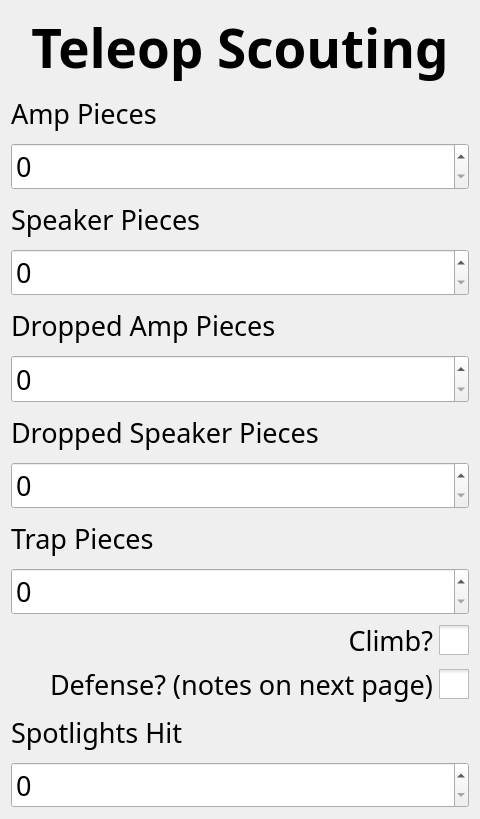
Above: ui/TeleScouting.ui from binex-dsk/QFRCScouter before the change. Below: the same form after it.
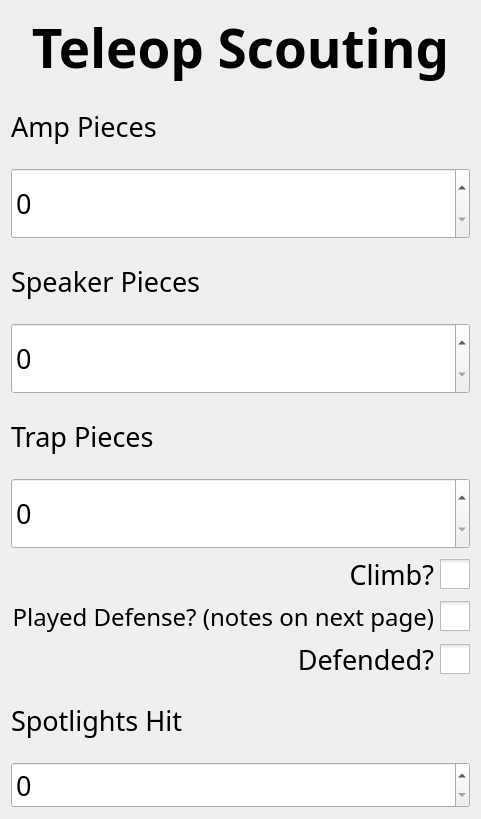
That is the form after the change. Custom widgets are drawn as their Qt base class.

Patch:
```diff
--- a/ui/TeleScouting.ui
+++ b/ui/TeleScouting.ui
@@ -101,64 +101,6 @@
      </property>
     </widget>
    </item>
-   <item>
-    <widget class="QLabel" name="label_4">
-     <property name="font">
-      <font>
-       <family>Noto Sans</family>
-       <pointsize>20</pointsize>
-      </font>
-     </property>
-     <property name="text">
-      <string>Dropped Amp Pieces</string>
-     </property>
-    </widget>
-   </item>
-   <item>
-    <widget class="BetterSpinBox" name="droppedAmpPieces">
-     <property name="sizePolicy">
-      <sizepolicy hsizetype="Minimum" vsizetype="Preferred">
-       <horstretch>0</horstretch>
-       <verstretch>0</verstretch>
-      </sizepolicy>
-     </property>
-     <property name="font">
-      <font>
-       <family>Noto Sans</family>
-       <pointsize>20</pointsize>
-      </font>
-     </property>
-    </widget>
-   </item>
-   <item>
-    <widget class="QLabel" name="label_5">
-     <property name="font">
-      <font>
-       <family>Noto Sans</family>
-       <pointsize>20</pointsize>
-      </font>
-     </property>
-     <property name="text">
-      <string>Dropped Speaker Pieces</string>
-     </property>
-    </widget>
-   </item>
-   <item>
-    <widget class="BetterSpinBox" name="droppedSpeakerPieces">
-     <property name="sizePolicy">
-      <sizepolicy hsizetype="Minimum" vsizetype="Preferred">
-       <horstretch>0</horstretch>
-       <verstretch>0</verstretch>
-      </sizepolicy>
-     </property>
-     <property name="font">
-      <font>
-       <family>Noto Sans</family>
-       <pointsize>20</pointsize>
-      </font>
-     </property>
-    </widget>
-   </item>
    <item>
     <widget class="QLabel" name="label_6">
      <property name="font">
@@ -218,7 +160,7 @@
      <property name="font">
       <font>
        <family>Sans Serif</family>
-       <pointsize>20</pointsize>
+       <pointsize>18</pointsize>
       </font>
      </property>
      <property name="layoutDirection">
@@ -228,7 +170,26 @@
       <string notr="true">QCheckBox::indicator:unchecked { width: 30px; height: 30px; } QCheckBox::indicator:checked { width: 30px; height: 30px; }</string>
      </property>
      <property name="text">
-      <string>Defense? (notes on next page)</string>
+      <string>Played Defense? (notes on next page)</string>
+     </property>
+     <property name="iconSize">
+      <size>
+       <width>40</width>
+       <height>40</height>
+      </size>
+     </property>
+    </widget>
+   </item>
+   <item>
+    <widget class="QCheckBox" name="defended">
+     <property name="layoutDirection">
+      <enum>Qt::RightToLeft</enum>
+     </property>
+     <property name="styleSheet">
+      <string notr="true">QCheckBox::indicator:unchecked { width: 30px; height: 30px; } QCheckBox::indicator:checked { width: 30px; height: 30px; }</string>
+     </property>
+     <property name="text">
+      <string>Defended?</string>
      </property>
      <property name="iconSize">
       <size>
```
